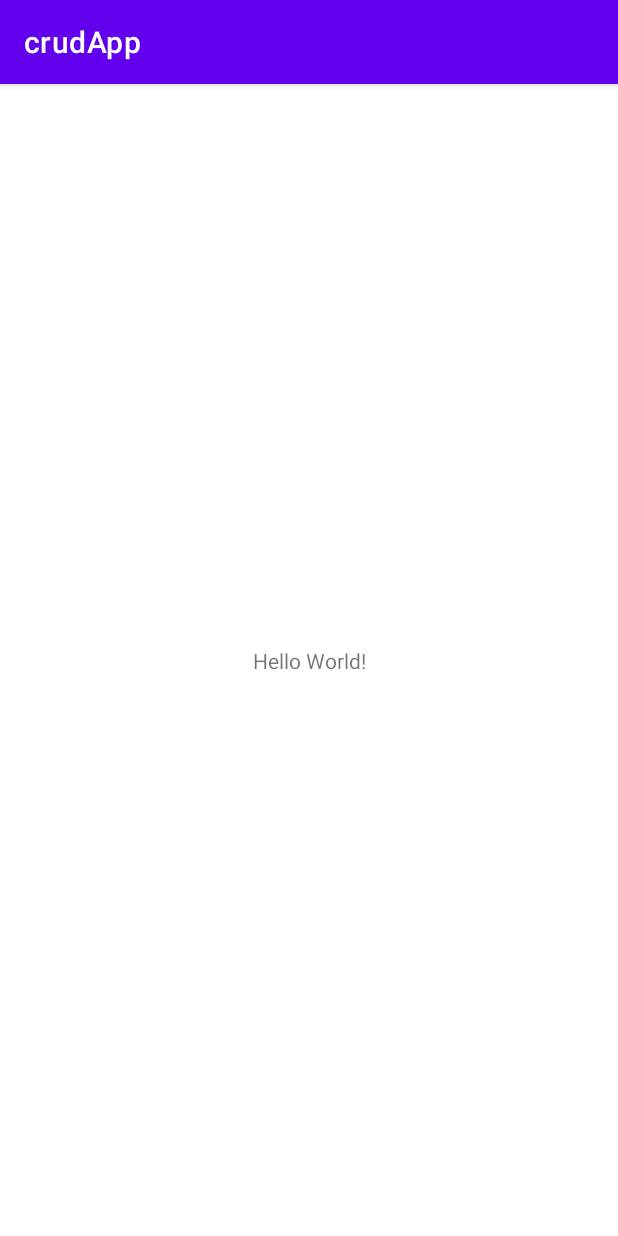
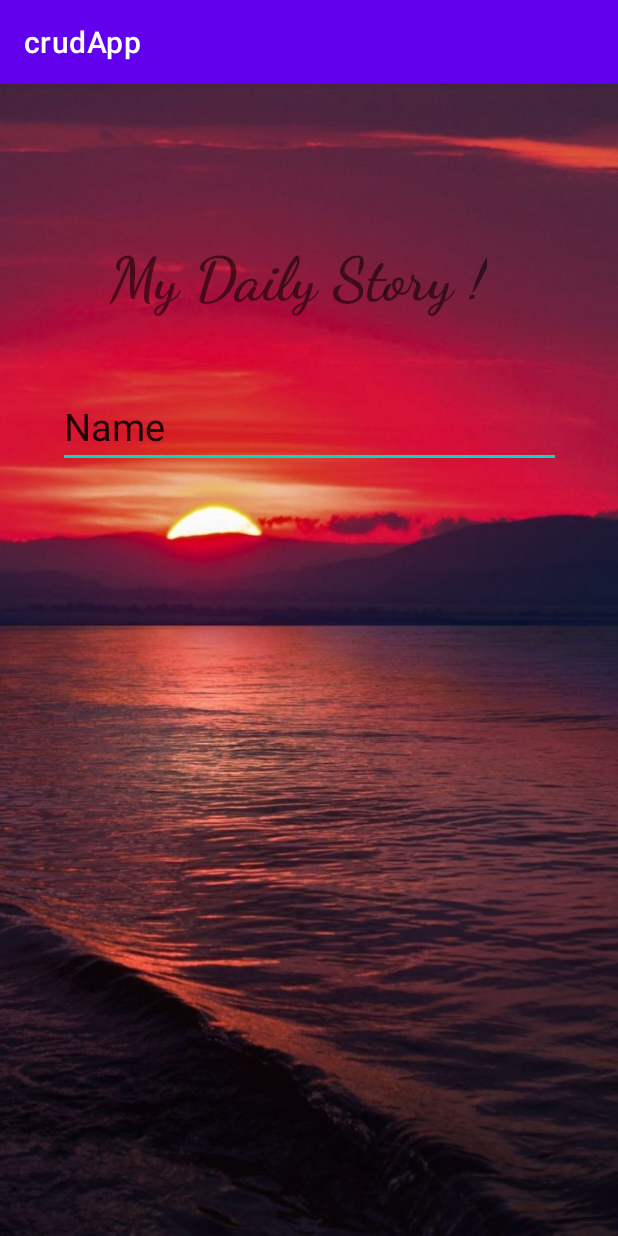
Before and after one commit to 030439/mobileAppCrud, an Android app: the screen it shows after launch (MainActivity), on a phone screen of 412 x 824 dp. Run offline under Robolectric (Android 15) with nearby library versions, the phone set to English and light mode, and no system bars.

Commit message:
name text filed created

```diff
--- a/app/src/main/res/layout/activity_main.xml
+++ b/app/src/main/res/layout/activity_main.xml
@@ -4,15 +4,37 @@
     xmlns:tools="http://schemas.android.com/tools"
     android:layout_width="match_parent"
     android:layout_height="match_parent"
+    android:background="@drawable/crud"
     tools:context=".MainActivity">
 
     <TextView
+        android:id="@+id/textView"
         android:layout_width="wrap_content"
         android:layout_height="wrap_content"
-        android:text="Hello World!"
+        android:fontFamily="cursive"
+        android:text="My Daily Story !"
+        android:textSize="40dp"
+        android:textStyle="bold"
         app:layout_constraintBottom_toBottomOf="parent"
         app:layout_constraintEnd_toEndOf="parent"
+        app:layout_constraintHorizontal_bias="0.455"
         app:layout_constraintStart_toStartOf="parent"
-        app:layout_constraintTop_toTopOf="parent" />
+        app:layout_constraintTop_toTopOf="parent"
+        app:layout_constraintVertical_bias="0.147" />
+
+    <EditText
+        android:id="@+id/name"
+        android:layout_width="335dp"
+        android:layout_height="51dp"
+        android:layout_marginStart="20dp"
+        android:layout_marginTop="50dp"
+        android:layout_marginEnd="20dp"
+        android:ems="10"
+        android:textSize="25sp"
+        android:inputType="textPersonName"
+        android:text="Name"
+        app:layout_constraintEnd_toEndOf="parent"
+        app:layout_constraintStart_toStartOf="parent"
+        app:layout_constraintTop_toBottomOf="@+id/textView" />
 
 </androidx.constraintlayout.widget.ConstraintLayout>
```
Also changed, not shown: app/src/main/res/drawable/crud.jpg (added), 2 other files.
